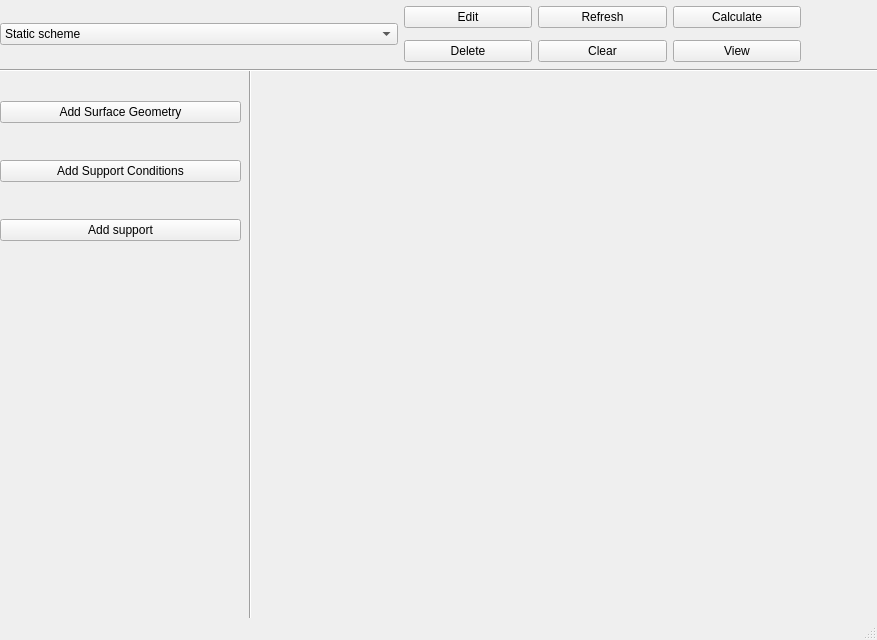
First picture: the form in SlabGUI/SlabGUI.ui, repository Haudkozaur/masterThesis, before the edit.
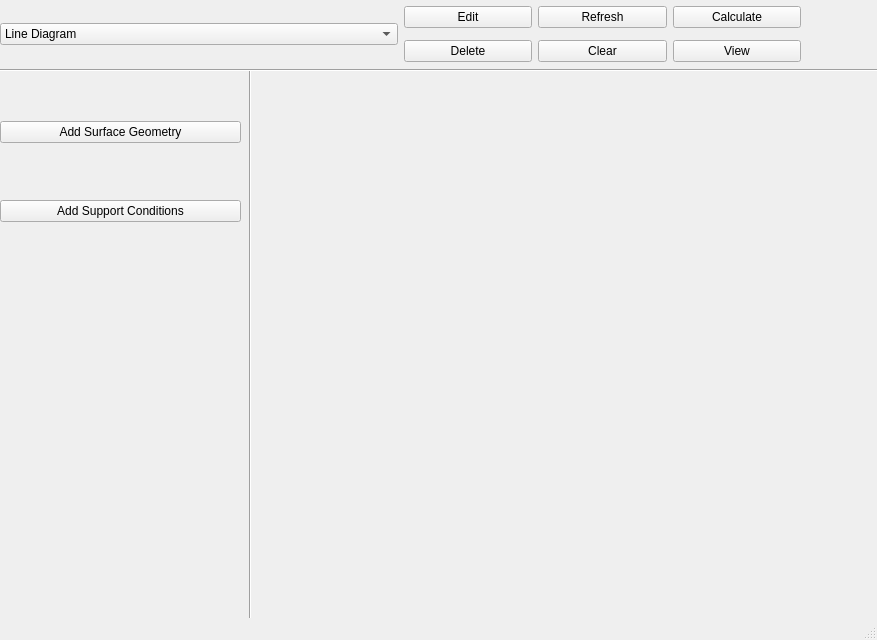
Second picture: the form after the edit.

Commit message: finished geometry, and implemented support condidtions

```diff
--- a/SlabGUI/SlabGUI.ui
+++ b/SlabGUI/SlabGUI.ui
@@ -54,7 +54,7 @@
       <widget class="QComboBox" name="modelPhaseComboBox">
        <item>
         <property name="text">
-         <string>Static scheme</string>
+         <string>Line Diagram</string>
         </property>
        </item>
        <item>
@@ -154,13 +154,6 @@
        </property>
       </widget>
      </item>
-     <item>
-      <widget class="QPushButton" name="addSupportButton">
-       <property name="text">
-        <string>Add support</string>
-       </property>
-      </widget>
-     </item>
     </layout>
    </widget>
   </widget>
```
The commit also changes 19 other files.
